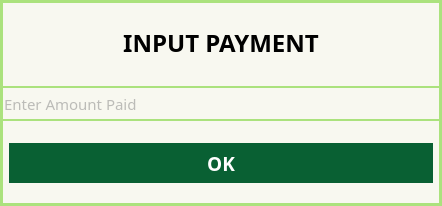
Bideiro/Ranil_project_py, file Screens/MainMenuScreens/Transaction/Dialog/Dlog_CashAmount.ui: the form before one commit.
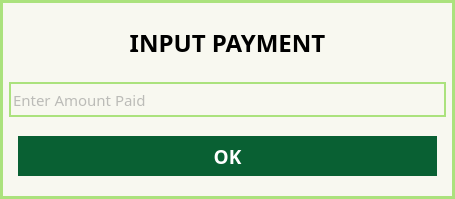
The form after the commit.

```diff
--- a/Screens/MainMenuScreens/Transaction/Dialog/Dlog_CashAmount.ui
+++ b/Screens/MainMenuScreens/Transaction/Dialog/Dlog_CashAmount.ui
@@ -6,8 +6,8 @@
    <rect>
     <x>0</x>
     <y>0</y>
-    <width>442</width>
-    <height>206</height>
+    <width>455</width>
+    <height>199</height>
    </rect>
   </property>
   <property name="windowTitle">
@@ -56,21 +56,6 @@
       </font>
      </property>
      <layout class="QVBoxLayout" name="verticalLayout">
-      <property name="spacing">
-       <number>0</number>
-      </property>
-      <property name="leftMargin">
-       <number>0</number>
-      </property>
-      <property name="topMargin">
-       <number>0</number>
-      </property>
-      <property name="rightMargin">
-       <number>0</number>
-      </property>
-      <property name="bottomMargin">
-       <number>0</number>
-      </property>
       <item>
        <widget class="QLabel" name="label">
         <property name="font">
```
Left out of the diff: 7 changed lines with no effect on the pictures.
